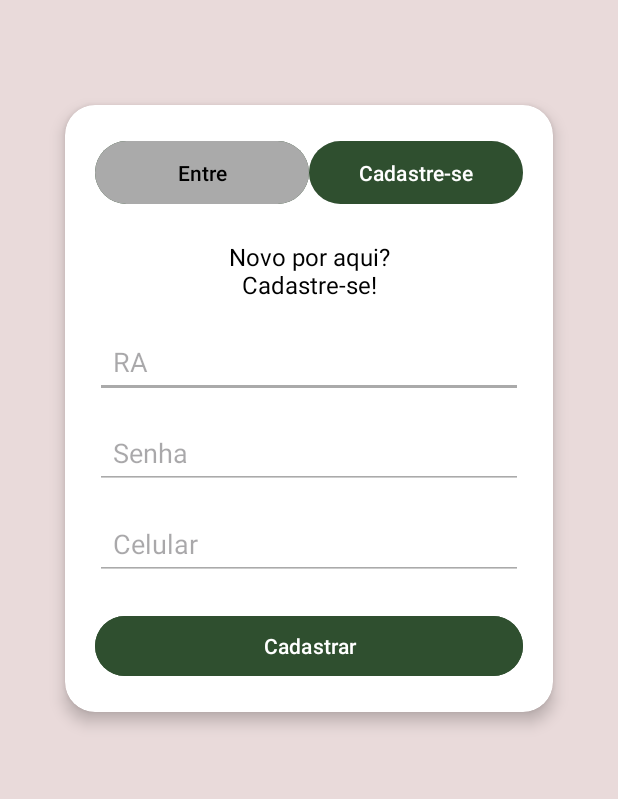
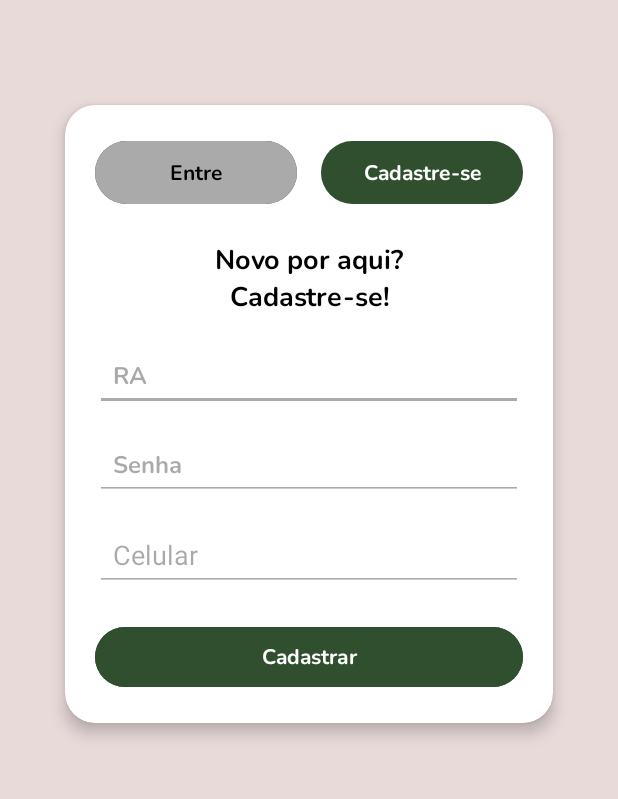
Before and after one commit to 2025-2-NCC3/Projeto1, an Android app: the screen it shows after launch (AuthenticationActivity), after a tap on "Cadastre-se", on a phone screen of 412 x 824 dp, the part 345-1144 px from its top. Run offline under Robolectric (Android 15) with nearby library versions, the phone set to English and light mode, and no system bars; our stand-ins replace Firebase (no records; nobody signed in at launch, a user with empty details on screens opened directly); 1 other tap on this screen came first.

Commit message:
layout tela de inicio atualizado + interacoes de login cadastro

```diff
--- a/Entrega_1/app/src/main/java/com/example/ifoodclone/activity/AuthenticationActivity.java
+++ b/Entrega_1/app/src/main/java/com/example/ifoodclone/activity/AuthenticationActivity.java
@@ -50,6 +50,11 @@ public class AuthenticationActivity extends AppCompatActivity {
 
         // Botão principal (login ou cadastro)
         buttonAccess.setOnClickListener(v -> handleAccess());
+
+        String mode = getIntent().getStringExtra("MODE");
+        if (mode != null && mode.equals("REGISTER")) {
+            setLoginMode(false); // muda automaticamente para modo cadastro
+        }
     }
 
     private void handleAccess() {
--- a/Entrega_1/app/src/main/java/com/example/ifoodclone/activity/IndexActivity.java
+++ b/Entrega_1/app/src/main/java/com/example/ifoodclone/activity/IndexActivity.java
@@ -1,37 +1,35 @@
 package com.example.ifoodclone.activity;
 
-import androidx.annotation.NonNull;
 import androidx.appcompat.app.AppCompatActivity;
-import androidx.appcompat.widget.SwitchCompat;
-
 import android.content.Intent;
 import android.os.Bundle;
-import android.view.View;
 import android.widget.Button;
-import android.widget.CompoundButton;
-import android.widget.EditText;
-import android.widget.TextView;
-import android.widget.Toast;
 
 import com.example.ifoodclone.R;
-import com.example.ifoodclone.helper.FirebaseConfiguration;
-import com.example.ifoodclone.helper.FirebaseUserConfiguration;
-import com.google.android.gms.tasks.OnCompleteListener;
-import com.google.android.gms.tasks.Task;
-import com.google.firebase.auth.AuthResult;
-import com.google.firebase.auth.FirebaseAuth;
-import com.google.firebase.auth.FirebaseAuthInvalidCredentialsException;
-import com.google.firebase.auth.FirebaseAuthUserCollisionException;
-import com.google.firebase.auth.FirebaseAuthWeakPasswordException;
-import com.google.firebase.auth.FirebaseUser;
 
 public class IndexActivity extends AppCompatActivity {
+
+    private Button buttonEnter, buttonRegister;
 
     @Override
     protected void onCreate(Bundle savedInstanceState) {
         super.onCreate(savedInstanceState);
         setContentView(R.layout.activity_index);
 
+        buttonEnter = findViewById(R.id.buttonEnter); // ou R.id.buttonEnter, se mudar no XML
+
+        buttonEnter.setOnClickListener(v -> {
+            Intent intent = new Intent(IndexActivity.this, AuthenticationActivity.class);
+            startActivity(intent);
+        });
+
+        buttonRegister = findViewById(R.id.buttonRegister);
+
+        buttonRegister.setOnClickListener(v -> {
+            Intent intent = new Intent(IndexActivity.this, AuthenticationActivity.class);
+            intent.putExtra("MODE", "REGISTER"); // Passa a informação de cadastro
+            startActivity(intent);
+        });
 
 
     }
--- a/Entrega_1/app/src/main/res/layout/activity_authentication.xml
+++ b/Entrega_1/app/src/main/res/layout/activity_authentication.xml
@@ -23,6 +23,7 @@
     <!-- Card principal -->
     <androidx.cardview.widget.CardView
         android:id="@+id/cardLogin"
+        android:fontFamily="@font/nunitobold"
         android:layout_width="325dp"
         android:layout_height="wrap_content"
         android:layout_marginTop="70dp"
@@ -41,41 +42,54 @@
             android:padding="20dp">
 
             <!-- Abas Entre / Cadastre-se -->
+
+            <!-- Título -->
             <LinearLayout
                 android:layout_width="match_parent"
                 android:layout_height="wrap_content"
-                android:orientation="horizontal"
-                android:gravity="center">
+                android:gravity="center"
+                android:orientation="horizontal">
 
                 <Button
                     android:id="@+id/buttonLoginTab"
-                    android:layout_width="30dp"
+                    android:layout_width="0dp"
                     android:layout_height="50dp"
                     android:layout_weight="1"
                     android:backgroundTint="#2F4F2F"
+                    android:fontFamily="@font/nunitobold"
+                    android:stateListAnimator="@null"
                     android:text="Entre"
                     android:textColor="@android:color/white"
-                    android:stateListAnimator="@null"/>
+                    android:textSize="14sp" />
+
+                <!-- Espaço fixo entre os botões -->
+                <Space
+                    android:layout_width="16dp"
+                    android:layout_height="match_parent" />
 
                 <Button
                     android:id="@+id/buttonRegisterTab"
-                    android:layout_width="30dp"
+                    android:layout_width="0dp"
                     android:layout_height="50dp"
                     android:layout_weight="1"
                     android:backgroundTint="#D3D3D3"
+                    android:fontFamily="@font/nunitobold"
+                    android:stateListAnimator="@null"
                     android:text="Cadastre-se"
                     android:textColor="@android:color/black"
-                    android:stateListAnimator="@null"/>
+                    android:textSize="14sp" />
             </LinearLayout>
 
-            <!-- Título -->
+
+
             <TextView
                 android:id="@+id/textViewWelcome"
                 android:layout_width="match_parent"
+                android:fontFamily="@font/nunitobold"
                 android:layout_height="wrap_content"
                 android:text="Bem-vindo à Comedoria da Tia!"
                 android:textAlignment="center"
-                android:textSize="16sp"
+                android:textSize="18sp"
                 android:textColor="@android:color/black"
                 android:layout_marginTop="20dp"/>
 
@@ -84,22 +98,26 @@
                 android:id="@+id/editTextEmail"
                 android:layout_width="match_parent"
                 android:layout_height="wrap_content"
+                android:layout_marginTop="16dp"
+                android:backgroundTint="@android:color/darker_gray"
+                android:fontFamily="@font/nunitobold"
                 android:hint="RA"
+                android:inputType="text"
                 android:padding="12dp"
-                android:backgroundTint="@android:color/darker_gray"
-                android:layout_marginTop="16dp"
-                android:inputType="text"/>
+                android:textSize="16sp" />
 
             <!-- Campo Senha -->
             <EditText
                 android:id="@+id/editTextPassword"
                 android:layout_width="match_parent"
                 android:layout_height="wrap_content"
+                android:layout_marginTop="12dp"
+                android:backgroundTint="@android:color/darker_gray"
+                android:fontFamily="@font/nunitobold"
                 android:hint="Senha"
+                android:inputType="textPassword"
                 android:padding="12dp"
-                android:layout_marginTop="12dp"
-                android:inputType="textPassword"
-                android:backgroundTint="@android:color/darker_gray"/>
+                android:textSize="16sp" />
 
             <!-- Campo Celular (somente cadastro) -->
             <EditText
@@ -119,16 +137,20 @@
                 android:layout_width="match_parent"
                 android:layout_height="wrap_content"
                 android:layout_marginTop="20dp"
+                android:backgroundTint="#2F4F2F"
+                android:fontFamily="@font/nunitobold"
+                android:stateListAnimator="@null"
                 android:text="Entrar"
                 android:textColor="@android:color/white"
-                android:backgroundTint="#2F4F2F"
-                android:stateListAnimator="@null"/>
+                android:textSize="14sp" />
 
             <!-- Esqueceu a senha (somente login) -->
             <TextView
                 android:id="@+id/textViewForgotPassword"
                 android:layout_width="match_parent"
                 android:layout_height="wrap_content"
+
+                android:fontFamily="@font/nunitobold"
                 android:text="Esqueceu a senha?"
                 android:textAlignment="center"
                 android:textSize="12sp"
--- a/Entrega_1/app/src/main/res/layout/activity_index.xml
+++ b/Entrega_1/app/src/main/res/layout/activity_index.xml
@@ -12,7 +12,7 @@
         android:id="@+id/imageView2"
         android:layout_width="200dp"
         android:layout_height="150dp"
-        android:layout_marginTop="115dp"
+        android:layout_marginTop="180dp"
         android:contentDescription="Logo"
         app:layout_constraintEnd_toEndOf="parent"
         app:layout_constraintStart_toStartOf="parent"
@@ -21,7 +21,7 @@
 
     <!-- Botão Entre -->
     <Button
-        android:id="@+id/button"
+        android:id="@+id/buttonEnter"
         android:layout_width="308dp"
         android:layout_height="51dp"
         android:layout_marginTop="75dp"
@@ -34,19 +34,22 @@
         app:layout_constraintStart_toStartOf="parent"
         app:layout_constraintEnd_toEndOf="parent" />
 
-    <!-- Texto Cadastre-se -->
-    <TextView
-        android:id="@+id/textView4"
+    <!-- Botão Cadastre-se -->
+    <Button
+        android:id="@+id/buttonRegister"
         android:layout_width="wrap_content"
         android:layout_height="wrap_content"
         android:layout_marginTop="10dp"
-        android:fontFamily="@font/nunitobold"
+        android:background="@android:color/transparent"
         android:text="Cadastre-se"
         android:textColor="#264E33"
         android:textSize="15sp"
-        app:layout_constraintTop_toBottomOf="@id/button"
+        android:fontFamily="@font/nunitobold"
+        android:stateListAnimator="@null"
+        app:layout_constraintTop_toBottomOf="@id/buttonEnter"
         app:layout_constraintStart_toStartOf="parent"
         app:layout_constraintEnd_toEndOf="parent" />
+
 
     <!-- Instagram -->
     <ImageView
@@ -56,7 +59,7 @@
         android:layout_marginTop="50dp"
         android:contentDescription="Instagram"
         app:srcCompat="@drawable/instagram"
-        app:layout_constraintTop_toBottomOf="@id/textView4"
+        app:layout_constraintTop_toBottomOf="@id/buttonRegister"
         app:layout_constraintStart_toStartOf="parent"
         app:layout_constraintEnd_toEndOf="parent" />
 
--- a/Entrega_1/app/src/main/res/layout/activity_splash.xml
+++ b/Entrega_1/app/src/main/res/layout/activity_splash.xml
@@ -4,7 +4,7 @@
     xmlns:tools="http://schemas.android.com/tools"
     android:layout_width="match_parent"
     android:layout_height="match_parent"
-    android:background="#055109"
+    android:background="#E9DADA"
     tools:context=".activity.SplashActivity">
 
     <ImageView
--- a/Entrega_1/app/src/main/res/values/colors.xml
+++ b/Entrega_1/app/src/main/res/values/colors.xml
@@ -2,6 +2,8 @@
 <resources>
     <color name="colorPrimary">#FFFFFF</color>
     <color name="colorPrimaryDark">#055109</color>
+    <color name="colorOliveGreen">#264E33</color>
+    <color name="colorCream">#E9DADA</color>
     <color name="colorAccent">#055109</color>
     <color name="black">#FF000000</color>
     <color name="white">#FFFFFFFF</color>
--- a/Entrega_1/app/src/main/res/values/themes.xml
+++ b/Entrega_1/app/src/main/res/values/themes.xml
@@ -3,6 +3,8 @@
     <style name="Base.Theme.IFoodClone" parent="Theme.Material3.DayNight.NoActionBar">
         <!-- Customize your light theme here. -->
         <!-- <item name="colorPrimary">@color/my_light_primary</item> -->
+        <item name="android:statusBarColor">@color/colorOliveGreen</item>
+        <item name="android:navigationBarColor">@color/colorCream</item>
         <item name="colorAccent">@color/colorAccent</item>
         <item name="colorPrimary">@color/colorPrimaryDark</item>
         <item name="colorPrimaryDark">@color/colorPrimaryDark</item>
```
Also changed, not shown: Entrega_1/app/src/main/AndroidManifest.xml (+19 -8 lines).
